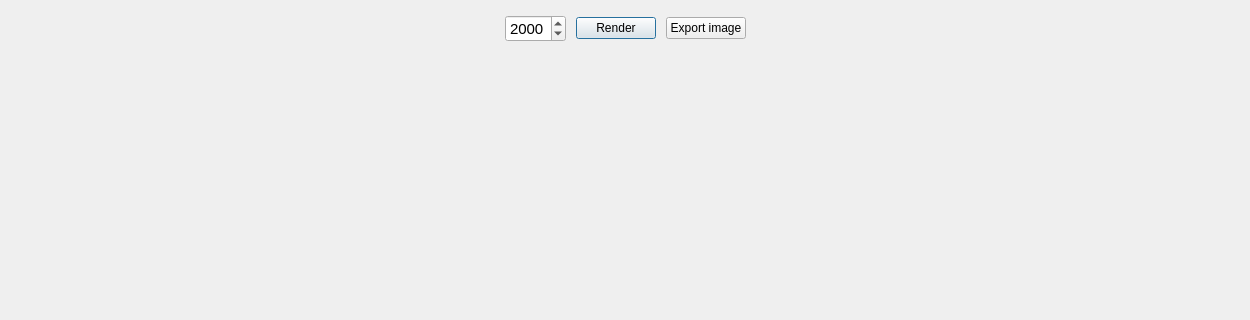
Old version of the form src/gui/diarypixels.ui in the repository someretical/TheoreticalDiary; both pictures show x 0 to 1250 and y 0 to 320 of the 1250 by 650 pixel window.
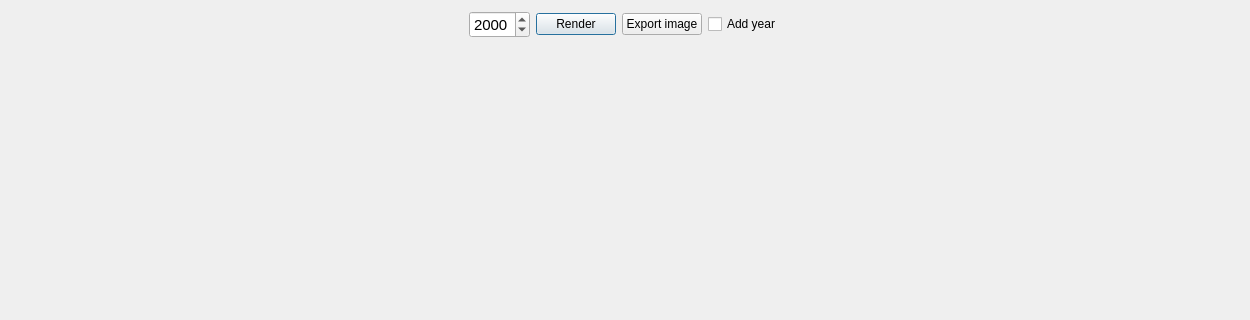
New version of the form.

```diff
--- a/src/gui/diarypixels.ui
+++ b/src/gui/diarypixels.ui
@@ -26,42 +26,87 @@
    <string>Form</string>
   </property>
   <layout class="QGridLayout" name="gridLayout">
-   <property name="leftMargin">
-    <number>0</number>
-   </property>
-   <property name="topMargin">
-    <number>0</number>
-   </property>
-   <property name="rightMargin">
-    <number>0</number>
-   </property>
-   <property name="bottomMargin">
-    <number>0</number>
-   </property>
-   <property name="spacing">
-    <number>0</number>
-   </property>
    <item row="0" column="0">
-    <widget class="QFrame" name="frame">
-     <layout class="QGridLayout" name="gridLayout_2">
-      <property name="leftMargin">
-       <number>15</number>
-      </property>
-      <property name="topMargin">
-       <number>15</number>
-      </property>
-      <property name="rightMargin">
-       <number>15</number>
-      </property>
-      <property name="bottomMargin">
-       <number>15</number>
-      </property>
-      <property name="horizontalSpacing">
-       <number>0</number>
-      </property>
+    <layout class="QGridLayout" name="gridLayout_3">
       <property name="verticalSpacing">
-       <number>15</number>
-      </property>
+      <number>0</number>
+     </property>
+     <item row="0" column="1">
+      <widget class="QDateEdit" name="year_edit">
+       <property name="font">
+        <font>
+         <pointsize>11</pointsize>
+        </font>
+       </property>
+       <property name="toolTip">
+        <string>Year editor.</string>
+       </property>
+       <property name="displayFormat">
+        <string>yyyy</string>
+       </property>
+      </widget>
+     </item>
+     <item row="0" column="5">
+      <spacer name="horizontalSpacer">
+       <property name="orientation">
+        <enum>Qt::Horizontal</enum>
+       </property>
+       <property name="sizeHint" stdset="0">
+        <size>
+         <width>40</width>
+         <height>20</height>
+        </size>
+       </property>
+      </spacer>
+     </item>
+     <item row="0" column="3">
+      <widget class="QPushButton" name="export_img_button">
+       <property name="toolTip">
+        <string>Export the diary pixel grid.</string>
+       </property>
+       <property name="text">
+        <string>Export image</string>
+       </property>
+      </widget>
+     </item>
+     <item row="0" column="2" alignment="Qt::AlignHCenter">
+      <widget class="QPushButton" name="render_button">
+       <property name="toolTip">
+        <string>Re-render the pixel grid.</string>
+       </property>
+       <property name="text">
+        <string>Render</string>
+       </property>
+       <property name="default">
+        <bool>true</bool>
+       </property>
+      </widget>
+     </item>
+     <item row="0" column="0">
+      <spacer name="horizontalSpacer_2">
+       <property name="orientation">
+        <enum>Qt::Horizontal</enum>
+       </property>
+       <property name="sizeHint" stdset="0">
+        <size>
+         <width>40</width>
+         <height>20</height>
+        </size>
+       </property>
+      </spacer>
+     </item>
+     <item row="0" column="4">
+      <widget class="QCheckBox" name="add_year_checkbox">
+       <property name="toolTip">
+        <string>Whether or not to add the current year as text above the exported image.</string>
+       </property>
+       <property name="text">
+        <string>Add year</string>
+       </property>
+      </widget>
+     </item>
+    </layout>
+   </item>
       <item row="1" column="0">
        <widget class="QFrame" name="hidden_frame">
         <property name="sizePolicy">
@@ -80,9 +125,6 @@
          <property name="leftMargin">
           <number>0</number>
          </property>
-         <property name="topMargin">
-          <number>0</number>
-         </property>
          <property name="rightMargin">
           <number>0</number>
          </property>
@@ -174,80 +216,6 @@
             </size>
            </property>
           </spacer>
-         </item>
-        </layout>
-       </widget>
-      </item>
-      <item row="0" column="0">
-       <layout class="QGridLayout" name="gridLayout_3">
-        <property name="horizontalSpacing">
-         <number>10</number>
-        </property>
-        <property name="verticalSpacing">
-         <number>0</number>
-        </property>
-        <item row="0" column="2" alignment="Qt::AlignHCenter">
-         <widget class="QPushButton" name="render_button">
-          <property name="toolTip">
-           <string>Display the pixels.</string>
-          </property>
-          <property name="text">
-           <string>Render</string>
-          </property>
-          <property name="default">
-           <bool>true</bool>
-          </property>
-         </widget>
-        </item>
-        <item row="0" column="0">
-         <spacer name="horizontalSpacer_2">
-          <property name="orientation">
-           <enum>Qt::Horizontal</enum>
-          </property>
-          <property name="sizeHint" stdset="0">
-           <size>
-            <width>40</width>
-            <height>20</height>
-           </size>
-          </property>
-         </spacer>
-        </item>
-        <item row="0" column="1">
-         <widget class="QDateEdit" name="year_edit">
-          <property name="font">
-           <font>
-            <pointsize>11</pointsize>
-           </font>
-          </property>
-          <property name="toolTip">
-           <string>Year editor.</string>
-          </property>
-          <property name="displayFormat">
-           <string>yyyy</string>
-          </property>
-         </widget>
-        </item>
-        <item row="0" column="3">
-         <widget class="QPushButton" name="export_img_button">
-          <property name="text">
-           <string>Export image</string>
-          </property>
-         </widget>
-        </item>
-        <item row="0" column="4">
-         <spacer name="horizontalSpacer">
-          <property name="orientation">
-           <enum>Qt::Horizontal</enum>
-          </property>
-          <property name="sizeHint" stdset="0">
-           <size>
-            <width>40</width>
-            <height>20</height>
-           </size>
-          </property>
-         </spacer>
-        </item>
-       </layout>
       </item>
      </layout>
     </widget>
```
Left out of the diff: 71 changed lines with no effect on the pictures. Lines whose indentation alone changed are shown as unchanged.
